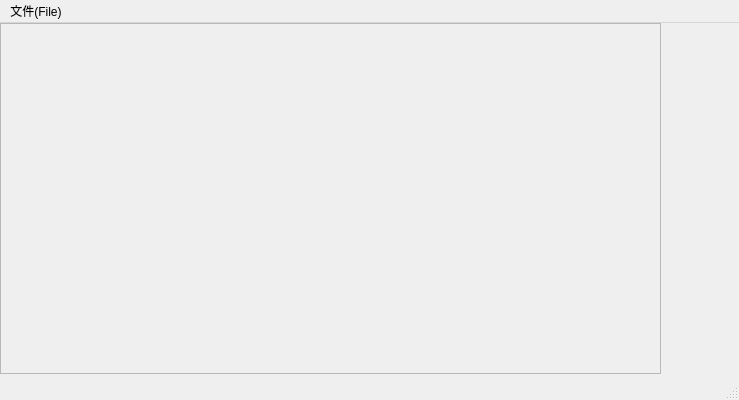
This is DigitalImageProcess/MainWindow.ui in haitaoh/DigitalImageProcess as Qt 5 draws it before an edit. The edited form follows.
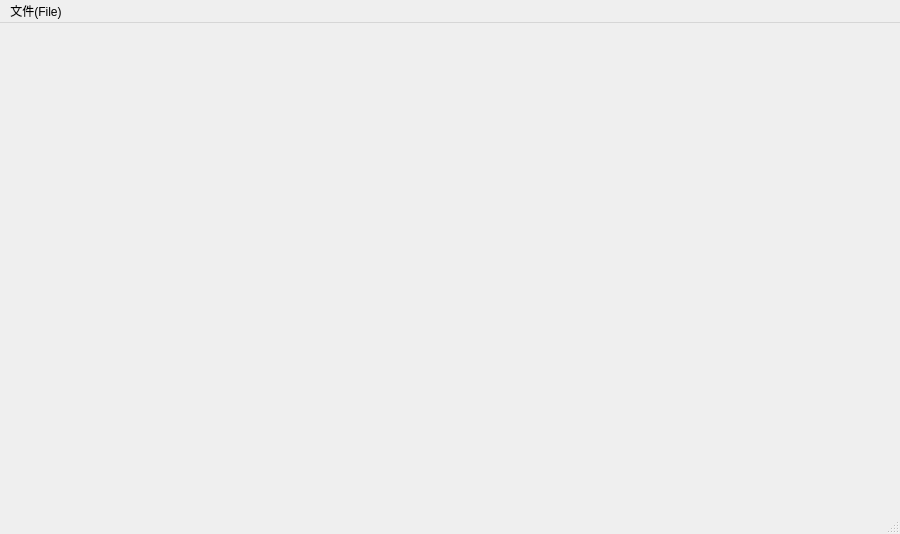
This is the edited form.

The edit to the form file:
```diff
--- a/DigitalImageProcess/MainWindow.ui
+++ b/DigitalImageProcess/MainWindow.ui
@@ -6,14 +6,14 @@
    <rect>
     <x>0</x>
     <y>0</y>
-    <width>739</width>
-    <height>400</height>
+    <width>900</width>
+    <height>534</height>
    </rect>
   </property>
   <property name="minimumSize">
    <size>
-    <width>739</width>
-    <height>400</height>
+    <width>900</width>
+    <height>500</height>
    </size>
   </property>
   <property name="font">
@@ -33,10 +33,16 @@
      <rect>
       <x>0</x>
       <y>0</y>
-      <width>661</width>
-      <height>351</height>
+      <width>840</width>
+      <height>480</height>
      </rect>
     </property>
+    <property name="frameShape">
+     <enum>QFrame::NoFrame</enum>
+    </property>
+    <property name="lineWidth">
+     <number>0</number>
+    </property>
     <property name="widgetResizable">
      <bool>true</bool>
     </property>
@@ -45,8 +51,8 @@
       <rect>
        <x>0</x>
        <y>0</y>
-       <width>659</width>
-       <height>349</height>
+       <width>840</width>
+       <height>480</height>
       </rect>
      </property>
     </widget>
@@ -57,7 +63,7 @@
     <rect>
      <x>0</x>
      <y>0</y>
-     <width>739</width>
+     <width>900</width>
      <height>23</height>
     </rect>
    </property>
```
Left out of the diff: 4 changed lines with no effect on the pictures.
